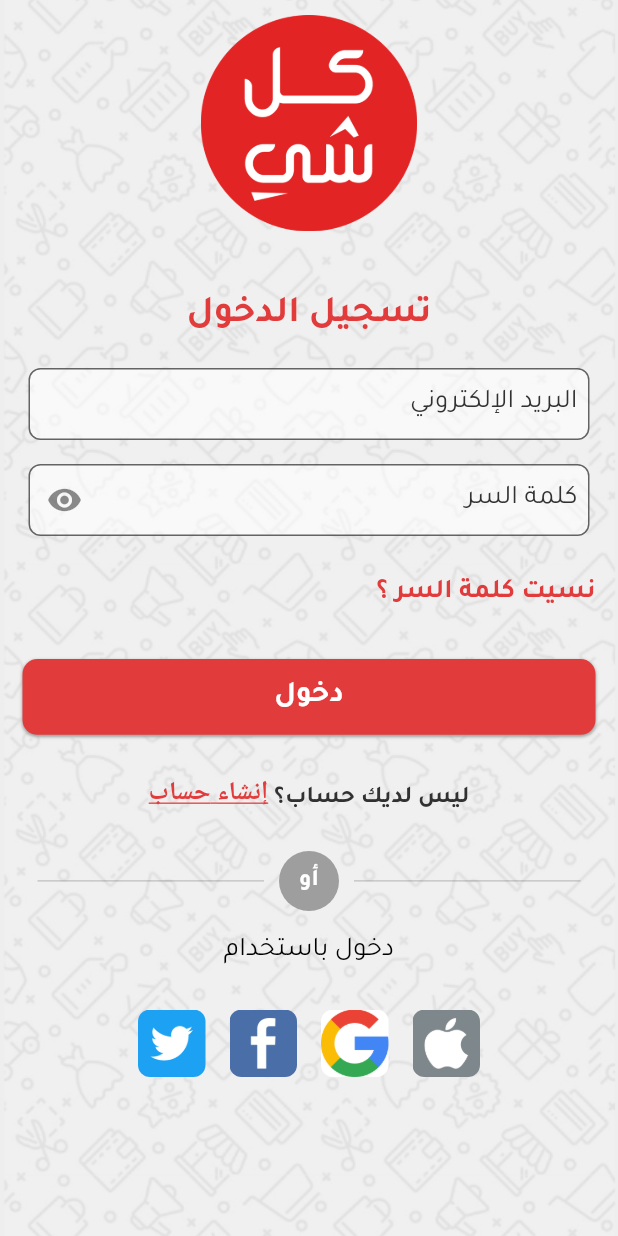
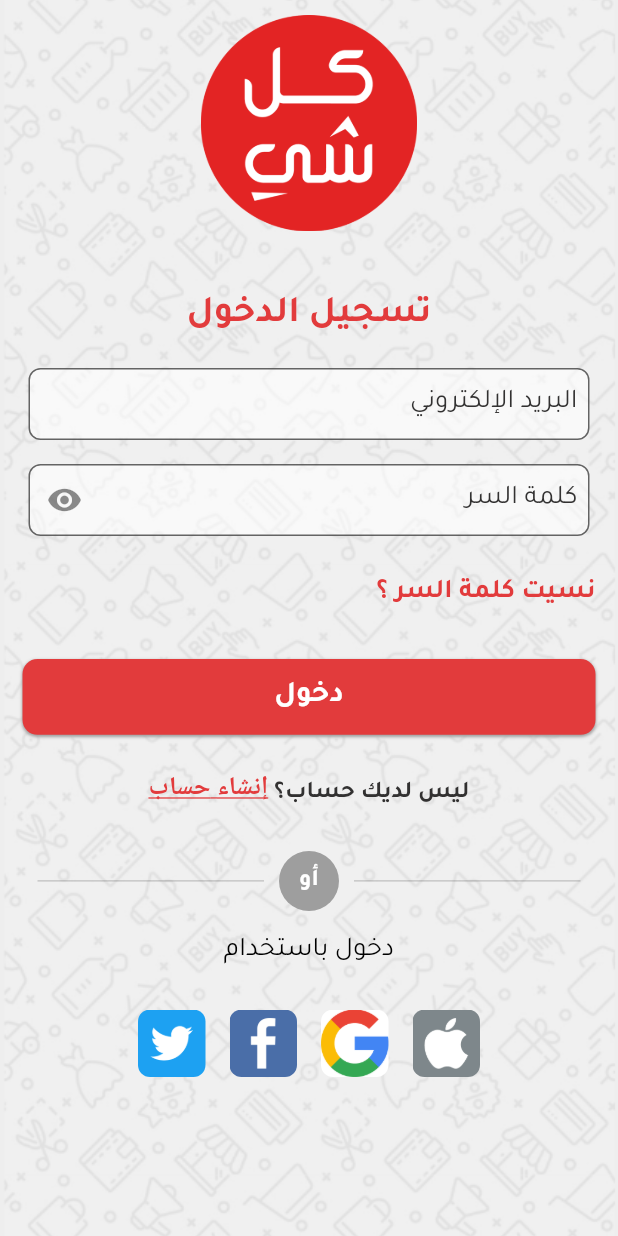
Before and after one commit to suhaibshakra/Kulshe-mobile, a Flutter app: the screen it shows after launch, on a phone screen of 412 x 824 dp. Run offline on Flutter 3.47's test engine with Material 2 defaults, Android fonts, the phone set to English and light mode, and no system bars; our stand-ins replace carousel_pro, carousel_slider, email_validator, firebase_auth, firebase_core, flutter_html and 11 more; missing offline and left inert: bmprogresshud, country_list_pick, flutter_facebook_login, simple_location_picker, whatsapp_unilink; accounts and stored records are empty; statements that could not run were skipped.

Commit message:
edit auth

```diff
--- a/lib/ui/auth/login.dart
+++ b/lib/ui/auth/login.dart
@@ -225,7 +225,7 @@ class _LoginScreenState extends State<LoginScreen> {
                                 }),
                           ), //0.07
                           Container(
-                            padding: EdgeInsets.only(top: 14),
+                            padding: EdgeInsets.only(top: 10),
                             height: constraints.maxHeight * 0.05,
                             child: Center(
                               child: InkWell(
```
